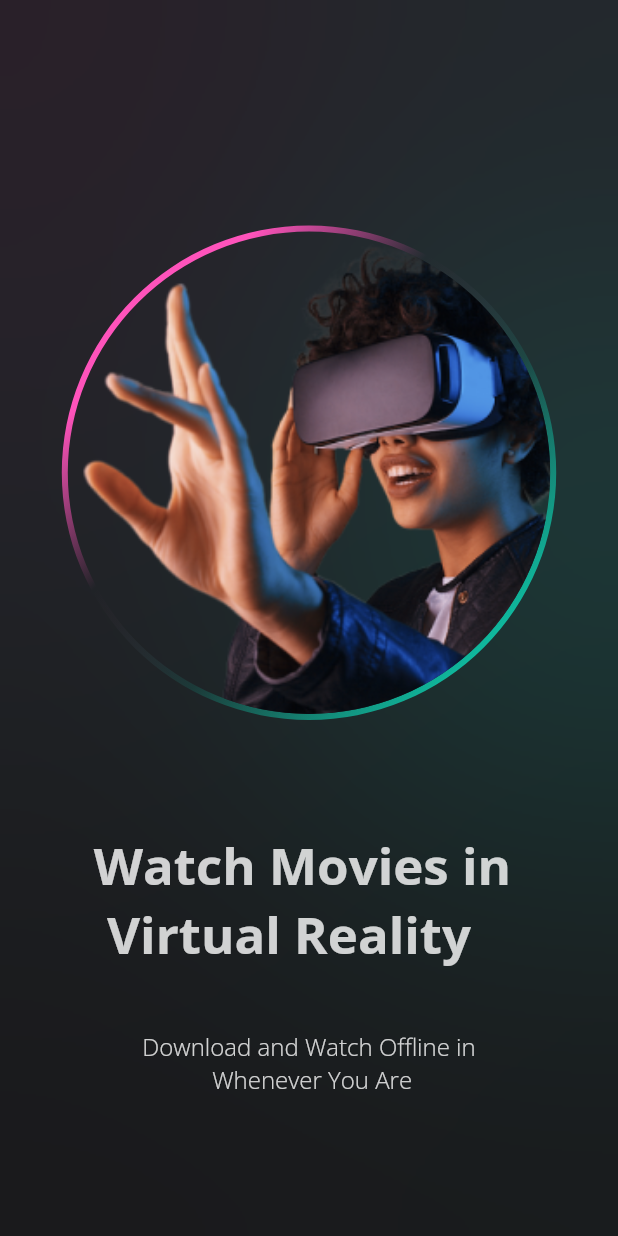
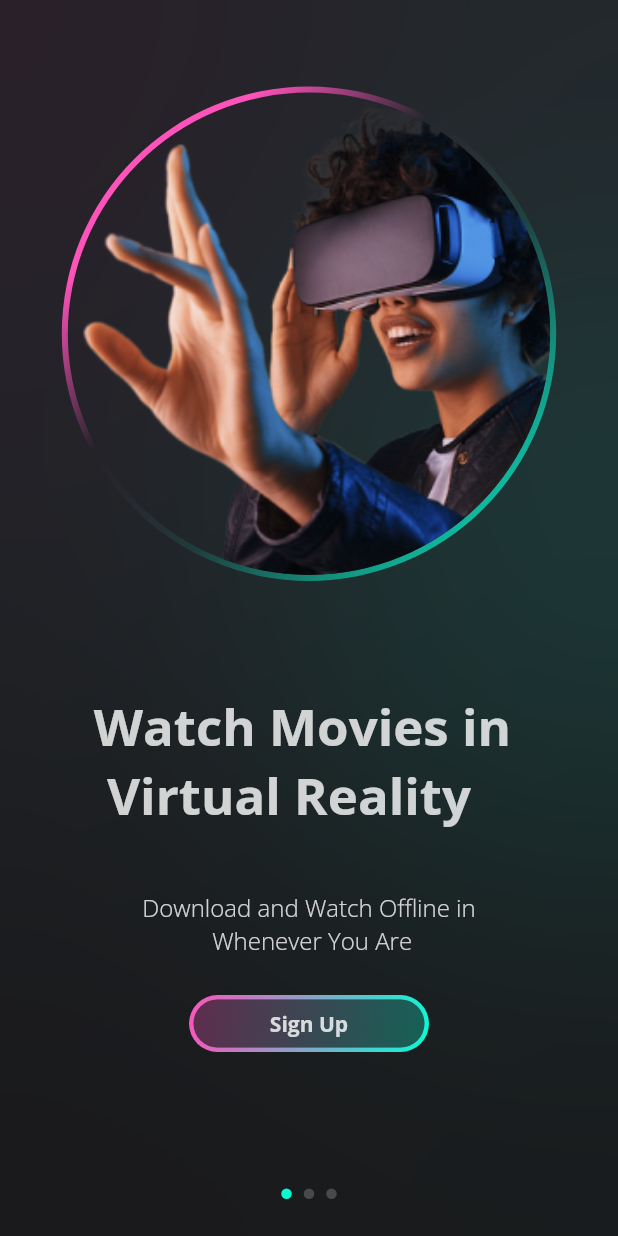
Before and after one commit to logann99/Movie-App-UI, a Flutter app: the screen it shows after launch, on a phone screen of 412 x 824 dp. Run offline on Flutter 3.47's test engine with Material 2 defaults, Android fonts, the phone set to English and light mode, and no system bars; our stand-ins replace google_fonts.

Commit message:
Movie App UI part4

```diff
--- a/lib/screens/onboarding_screen.dart
+++ b/lib/screens/onboarding_screen.dart
@@ -62,7 +62,8 @@ class OnBoardingScreen extends StatelessWidget {
               ),
             ),
           ),
-          Center(
+          SafeArea(
+            child: Center(
               child: Column(
                 mainAxisAlignment: MainAxisAlignment.center,
                 crossAxisAlignment: CrossAxisAlignment.center,
@@ -129,7 +130,84 @@ class OnBoardingScreen extends StatelessWidget {
                       fontWeight: FontWeight.w100,
                     ),
                   ),
+                  SizedBox(
+                    height: screenHight * 0.03,
+                  ),
+                  CustomOutline(
+                    //button
+                    strokeWidth: 3,
+                    radius: screenWidth * 20,
+                    padding: const EdgeInsets.all(
+                      3,
+                    ),
+                    gradient: const LinearGradient(
+                      begin: Alignment.topLeft,
+                      end: Alignment.bottomRight,
+                      colors: [
+                        Constants.kPinkColor,
+                        Constants.kGreenColor,
                       ],
+                    ),
+                    width: 160,
+                    height: 38,
+                    child: Container(
+                      decoration: BoxDecoration(
+                        borderRadius: BorderRadius.circular(
+                          20,
+                        ),
+                        gradient: LinearGradient(
+                          begin: Alignment.topLeft,
+                          end: Alignment.bottomRight,
+                          colors: [
+                            Constants.kPinkColor.withOpacity(0.3),
+                            Constants.kGreenColor.withOpacity(0.3),
+                          ],
+                        ),
+                      ),
+                      child: Center(
+                        child: Text(
+                          'Sign Up',
+                          textAlign: TextAlign.center,
+                          style: TextStyle(
+                            fontSize: screenHight <= 660 ? 11 : 14,
+                            color: Constants.kWhiteColor.withOpacity(
+                              0.8,
+                            ),
+                            fontWeight: FontWeight.w700,
+                          ),
+                        ),
+                      ),
+                    ),
+                  ),
+                  const Spacer(),
+                  Row(
+                    mainAxisAlignment: MainAxisAlignment.center,
+                    children: List.generate(
+                      3,
+                      (index) {
+                        return Container(
+                          height: 7,
+                          width: 7,
+                          margin: const EdgeInsets.symmetric(
+                            horizontal: 4,
+                          ),
+                          decoration: BoxDecoration(
+                            shape: BoxShape.circle,
+                            color: index == 0
+                                ? Constants.kGreenColor
+                                : index == 1
+                                    ? Constants.kWhiteColor.withOpacity(0.2)
+                                    : Constants.kWhiteColor.withOpacity(0.2),
+                          ),
+                        );
+                      },
+                    ),
+                  ),
+                  SizedBox(
+                    height: screenHight * 0.03,
+                  ),
+                ],
+              ),
             ),
           ),
         ]),
```
Lines whose indentation alone changed are shown as unchanged.
